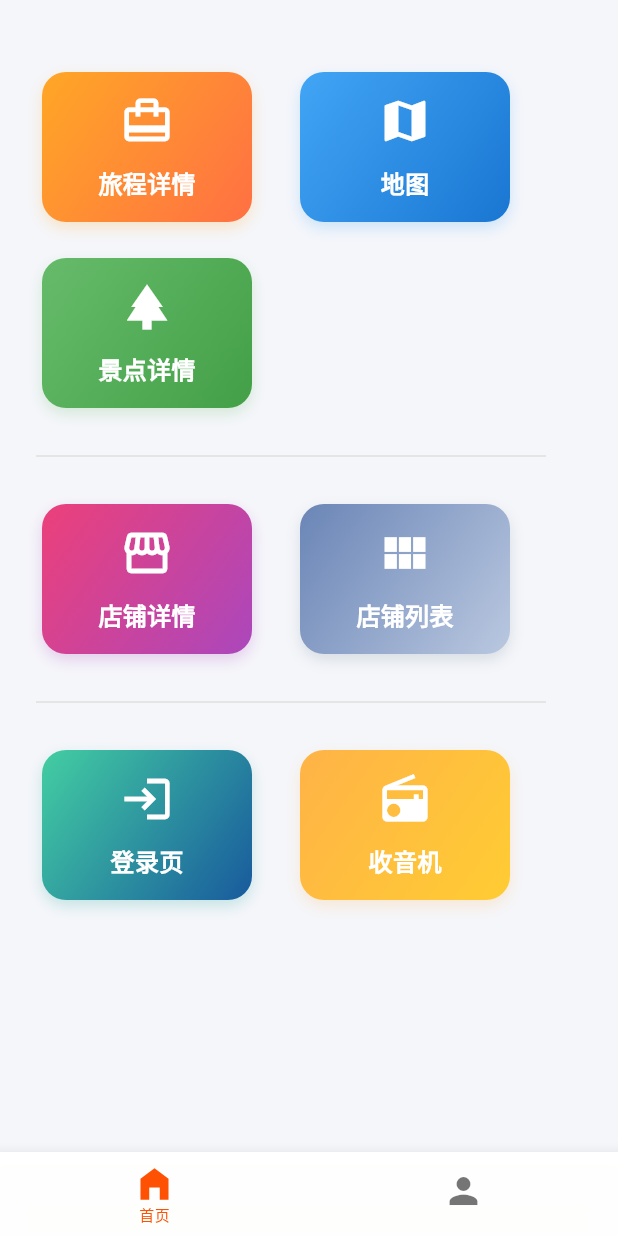
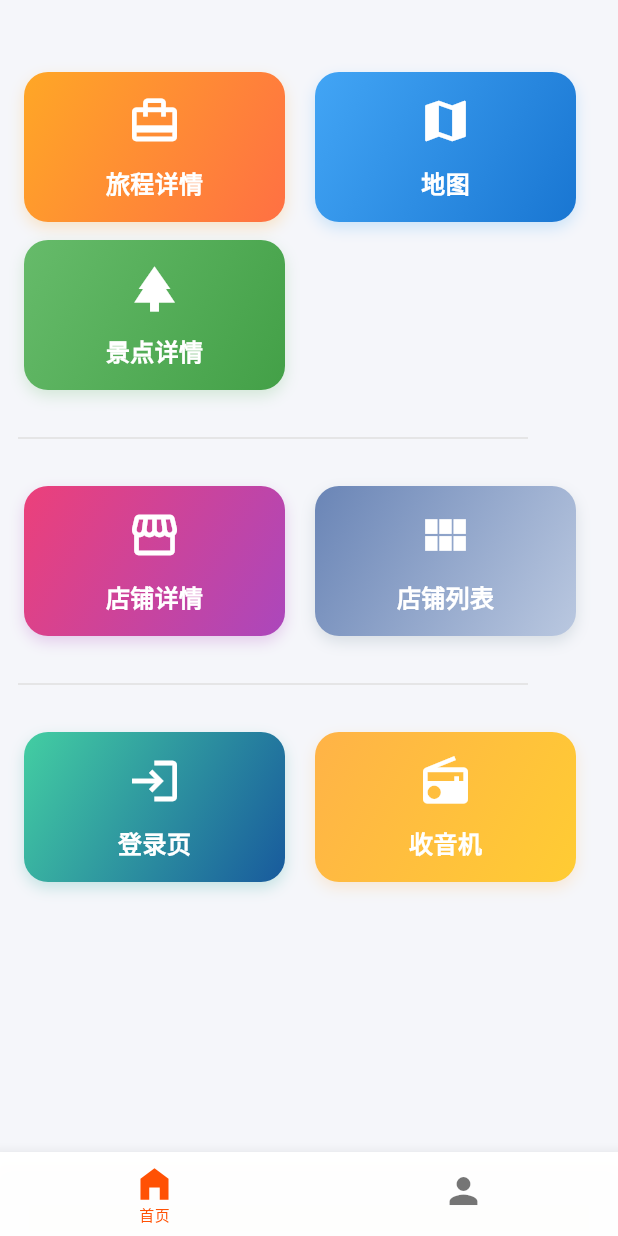
Before and after one commit to CupOfBread/WayGo, a Flutter app: the screen it shows after launch, on a phone screen of 412 x 824 dp. Run offline on Flutter 3.47's test engine with Material 3 defaults, Android fonts, the phone set to English and light mode, and no system bars; our stand-ins replace audioplayers, carousel_slider, dio, flutter_smart_dialog, get, logger and 1 more; missing offline and left inert: flutter_baidu_mapapi_base, flutter_baidu_mapapi_map, flutter_bmflocation.

Commit message:
feat: UI调整

```diff
--- a/lib/pages/home/home_view.dart
+++ b/lib/pages/home/home_view.dart
@@ -16,25 +16,28 @@ class HomePage extends StatelessWidget {
 
   @override
   Widget build(BuildContext context) {
+    double cardWidth = ((MediaQuery.of(context).size.width - 64) / 2).clamp(80.0, 999.0);
     return Scaffold(
       backgroundColor: const Color(0xFFF5F6FA),
       body: SafeArea(
+        child: SingleChildScrollView(
           child: Padding(
-          padding: const EdgeInsets.only(top: 48.0),
+            padding: const EdgeInsets.only(top: 48.0, bottom: 32.0),
             child: Column(
               crossAxisAlignment: CrossAxisAlignment.center,
               children: [
                 Padding(
-                padding: const EdgeInsets.symmetric(horizontal: 24.0),
+                  padding: const EdgeInsets.symmetric(horizontal: 12.0),
                   child: Column(
                     crossAxisAlignment: CrossAxisAlignment.start,
                     children: [
                       Wrap(
-                      spacing: 24,
-                      runSpacing: 24,
+                        spacing: 12,
+                        runSpacing: 12,
                         alignment: WrapAlignment.start,
                         children: [
                           _buildHomeCard(
+                            width: cardWidth,
                             icon: Icons.card_travel,
                             text: '旅程详情',
                             color1: Color(0xFFFFA726),
@@ -50,6 +53,7 @@ class HomePage extends StatelessWidget {
                             },
                           ),
                           _buildHomeCard(
+                            width: cardWidth,
                             icon: Icons.map,
                             text: '地图',
                             color1: Color(0xFF42A5F5),
@@ -60,6 +64,7 @@ class HomePage extends StatelessWidget {
                             },
                           ),
                           _buildHomeCard(
+                            width: cardWidth,
                             icon: Icons.park,
                             text: '景点详情',
                             color1: Color(0xFF66BB6A),
@@ -81,11 +86,12 @@ class HomePage extends StatelessWidget {
                       ),
                       const SizedBox(height: 24),
                       Wrap(
-                      spacing: 24,
-                      runSpacing: 24,
+                        spacing: 12,
+                        runSpacing: 12,
                         alignment: WrapAlignment.start,
                         children: [
                           _buildHomeCard(
+                            width: cardWidth,
                             icon: Icons.storefront,
                             text: '店铺详情',
                             color1: Color(0xFFEC407A),
@@ -96,6 +102,7 @@ class HomePage extends StatelessWidget {
                             },
                           ),
                           _buildHomeCard(
+                            width: cardWidth,
                             icon: Icons.view_module,
                             text: '店铺列表',
                             color1: Color(0xFF6a85b6),
@@ -119,11 +126,12 @@ class HomePage extends StatelessWidget {
                       ),
                       const SizedBox(height: 24),
                       Wrap(
-                      spacing: 24,
-                      runSpacing: 24,
+                        spacing: 12,
+                        runSpacing: 12,
                         alignment: WrapAlignment.start,
                         children: [
                           _buildHomeCard(
+                            width: cardWidth,
                             icon: Icons.login,
                             text: '登录页',
                             color1: Color(0xFF43cea2),
@@ -134,6 +142,7 @@ class HomePage extends StatelessWidget {
                             },
                           ),
                           _buildHomeCard(
+                            width: cardWidth,
                             icon: Icons.radio,
                             text: '收音机',
                             color1: Color(0xFFffb347),
@@ -152,11 +161,13 @@ class HomePage extends StatelessWidget {
             ),
           ),
         ),
+      ),
     );
   }
 }
 
 Widget _buildHomeCard({
+  required double width,
   required IconData icon,
   required String text,
   required Color color1,
@@ -167,7 +178,7 @@ Widget _buildHomeCard({
   return GestureDetector(
     onTap: onTap,
     child: Container(
-      width: 140,
+      width: width,
       height: 100,
       margin: EdgeInsets.symmetric(horizontal: 4),
       decoration: BoxDecoration(
```
Lines whose indentation alone changed are shown as unchanged.
